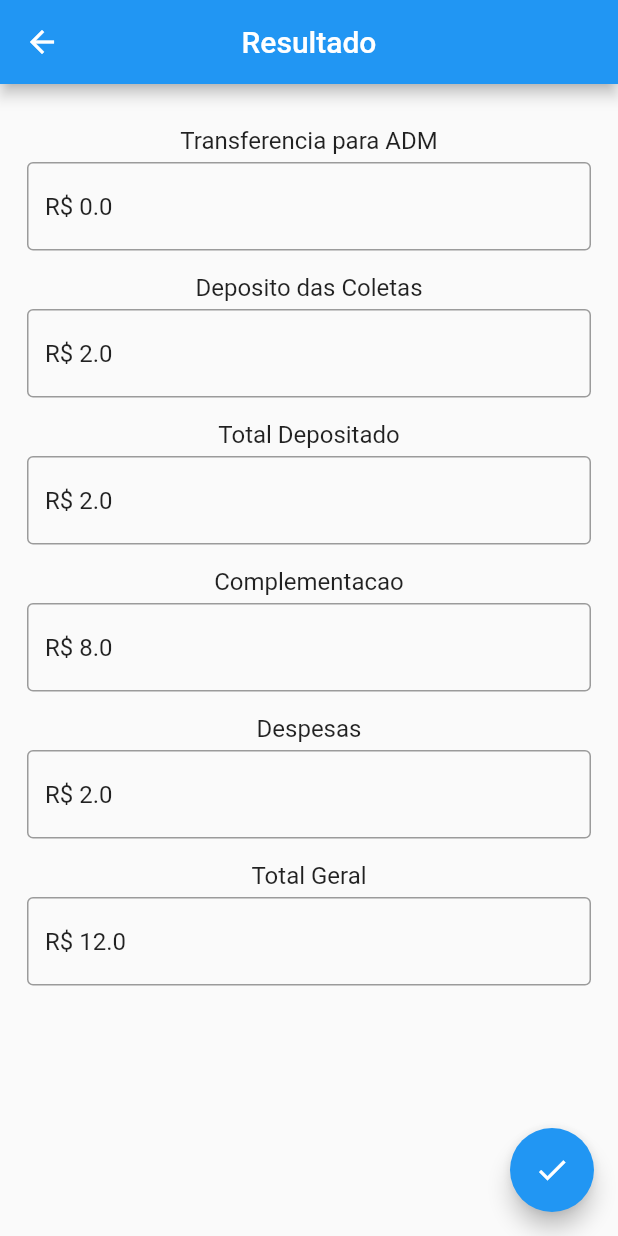
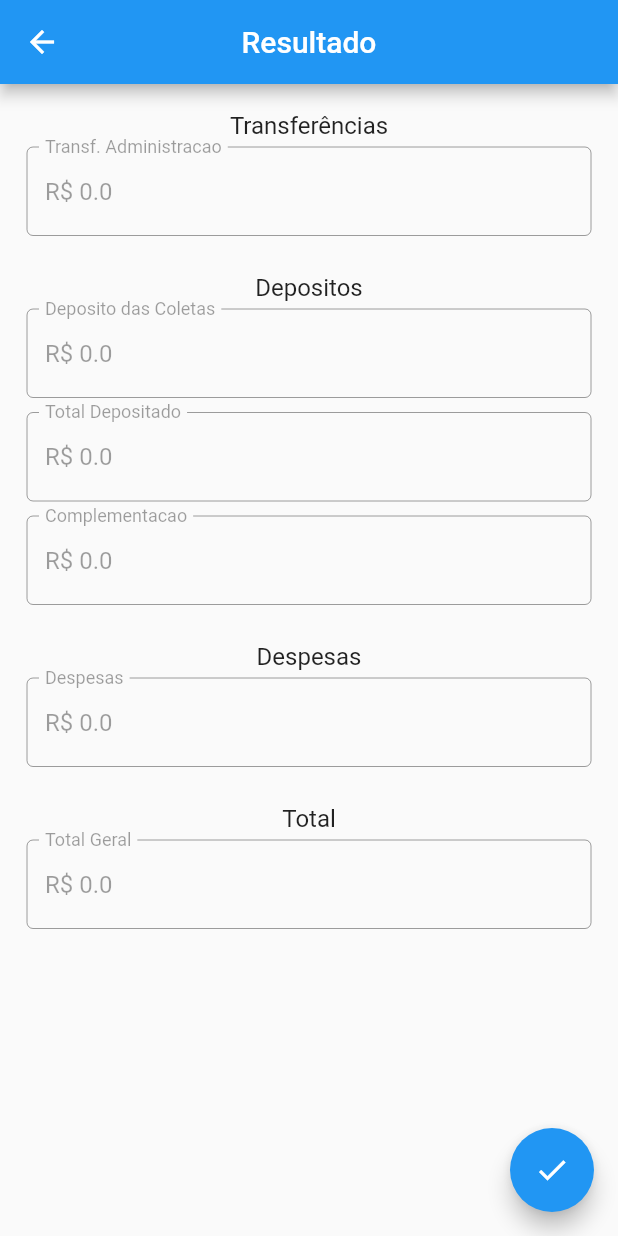
Before and after one commit to cleberMargarida/BalanceteCCB, a Flutter app: the screen it shows after launch, after a tap on the "description" icon, on a phone screen of 412 x 824 dp. Run offline on Flutter 3.47's test engine with Material 2 defaults, Android fonts, the phone set to English and light mode, and no system bars; our stand-ins replace flutter_masked_text.

Commit message:
Closing the version

```diff
--- a/lib/Balancete.dart
+++ b/lib/Balancete.dart
@@ -1,19 +1,26 @@
 import 'package:flutter/material.dart';
 import 'TelaResultado.dart';
+import 'ColetaBox.dart';
 import 'Calculo.dart';
-import 'ColetaBox.dart';
+import 'ConverteParametro.dart';
 
-class Balancete extends StatelessWidget {
-  var _coletaConstrucao = ColetaBox("Construcao");
-  var _coletaPiedade = ColetaBox("Piedade");
-  var _coletaViagem = ColetaBox("Viagem");
-  var _coletaManutencao = ColetaBox("Manutencao");
-  var _coletaReuniao = ColetaBox("Reuniao");
-  var _coletaEspecial = ColetaBox("Especial");
-  var _campoTotalDepositado = ColetaBox("Soma dos Depositos");
-  var _campoTotalDespesa = ColetaBox("Soma das Despesas");
+class Balancete extends StatefulWidget {
+  @override
+  _BalanceteState createState() => _BalanceteState();
+}
 
+class _BalanceteState extends State<Balancete> {
+  @override
   Widget build(BuildContext context) {
+    final _coletaConstrucao = ColetaBox("Construcao");
+    final _coletaPiedade = ColetaBox("Piedade");
+    final _coletaViagem = ColetaBox("Viagem");
+    final _coletaManutencao = ColetaBox("Manutencao");
+    final _coletaReuniao = ColetaBox("Reuniao");
+    final _coletaEspecial = ColetaBox("Especial");
+    final _campoTotalDepositado = ColetaBox("Soma dos Depositos");
+    final _campoTotalDespesa = ColetaBox("Soma das Despesas");
+
     return Scaffold(
       appBar: AppBar(
         title: Text('Balancete'),
@@ -25,7 +32,6 @@ class Balancete extends StatelessWidget {
           Center(
             child: Column(
               children: <Widget>[
-                SizedBox(height: 20),
                 Text('Entradas',
                     style: TextStyle(
                       fontSize: 16.0,
@@ -50,32 +56,25 @@ class Balancete extends StatelessWidget {
       ),
       floatingActionButton: FloatingActionButton(
         onPressed: () {
-          _navigateAndResultScreen(context);
-          _coletaConstrucao.controller.clear();
-          _coletaPiedade.controller.clear();
-          _coletaViagem.controller.clear();
-          _coletaManutencao.controller.clear();
-          _coletaReuniao.controller.clear();
-          _coletaEspecial.controller.clear();
-        },
-        child: Icon(Icons.description),
-      ),
-    );
-  }
+          Calculo calculo = Calculo(
+              ConverteParametro.converteStringMascaradaParaDouble(
+                  _coletaConstrucao.controller.text),
+              ConverteParametro.converteStringMascaradaParaDouble(
+                  _coletaPiedade.controller.text),
+              ConverteParametro.converteStringMascaradaParaDouble(
+                  _coletaViagem.controller.text),
+              ConverteParametro.converteStringMascaradaParaDouble(
+                  _coletaManutencao.controller.text),
+              ConverteParametro.converteStringMascaradaParaDouble(
+                  _coletaReuniao.controller.text),
+              ConverteParametro.converteStringMascaradaParaDouble(
+                  _coletaEspecial.controller.text),
+              ConverteParametro.converteStringMascaradaParaDouble(
+                  _campoTotalDepositado.controller.text),
+              ConverteParametro.converteStringMascaradaParaDouble(
+                  _campoTotalDespesa.controller.text));
 
-  Calculo calculo = Calculo(2, 2, 2, 2, 2, 2, 2, 2
-      // double.parse(_coletaConstrucao.controller.text),
-      // double.parse(_coletaPiedade.controller.text),
-      // double.parse(_coletaViagem.controller.text),
-      // double.parse(_coletaManutencao.controller.text),
-      // double.parse(_coletaReuniao.controller.text),
-      // double.parse(_coletaEspecial.controller.text),
-      // double.parse(_totalDepositado.controller.text),
-      // double.parse(_totalDespesa)
-      );
-
-  _navigateAndResultScreen(BuildContext context) async {
-    final result = await Navigator.push(
+          Navigator.push(
               context,
               MaterialPageRoute(
                   builder: (context) => TelaResultado(
@@ -86,7 +85,9 @@ class Balancete extends StatelessWidget {
                         calculo.CalculaTotalDespesa(),
                         calculo.CalculaTotalGeral(),
                       )));
-
-    Scaffold.of(context)..removeCurrentSnackBar();
+        },
+        child: Icon(Icons.description),
+      ),
+    );
   }
 }
--- a/lib/Calculo.dart
+++ b/lib/Calculo.dart
@@ -7,6 +7,7 @@ class Calculo {
   double _coletaEspecial;
   double _totalDepositado;
   double _totalDespesa;
+  double _totalGeral;
 
   Calculo(
       this._coletaConstrucao,
@@ -16,16 +17,16 @@ class Calculo {
       this._coletaReuniao,
       this._coletaEspecial,
       this._totalDepositado,
-      this._totalDespesa);
-
-  double CalculaTotalGeral() {
-    return _coletaConstrucao +
+      this._totalDespesa) {
+    this._totalGeral = _coletaConstrucao +
         _coletaPiedade +
         _coletaViagem +
         _coletaReuniao +
         _coletaEspecial +
         _coletaManutencao;
   }
+
+  double CalculaTotalGeral() => _totalGeral;
 
   double CalculaTransferencia() {
     return _coletaManutencao - _totalDespesa;
@@ -35,11 +36,13 @@ class Calculo {
     return CalculaTotalGeral() - _coletaManutencao;
   }
 
-  double CalculaTotalDepositado() =>  _totalDepositado;
+  double CalculaTotalDepositado() => _totalDepositado;
 
   double CalculaTotalDespesa() => _totalDespesa;
 
   double CalculaComplementacao() {
-    return CalculaTotalGeral() - CalculaTotalDepositado() - CalculaTotalDespesa();
+    return CalculaTotalGeral() -
+        CalculaTotalDepositado() -
+        CalculaTotalDespesa();
   }
 }
--- /dev/null
+++ b/lib/ConverteParametro.dart
@@ -0,0 +1,9 @@
+class ConverteParametro {
+  static double converteStringMascaradaParaDouble(String label) {
+    String noMaskLabel = "";
+    for (int i = 3; i < label.length; i++) {
+      noMaskLabel = noMaskLabel + label[i];
+    }
+    return double.parse(noMaskLabel);
+  }
+}
--- a/lib/ResultadoBox.dart
+++ b/lib/ResultadoBox.dart
@@ -2,14 +2,17 @@ import 'package:flutter/material.dart';
 
 class ResultadoBox extends StatelessWidget {
   num _valor;
-  ResultadoBox(this._valor);
+  String _label;
+  ResultadoBox(this._valor,this._label);
 
   Widget build(BuildContext context) {
     return Padding(
       padding: EdgeInsets.only(top: 5, left: 12, right: 12, bottom: 5),
       child: TextFormField(
+        enabled: false,
         keyboardType: TextInputType.number,
         decoration: InputDecoration(
+          labelText: _label,
           border: OutlineInputBorder(),
         ),
         controller: TextEditingController(text: "R\$ ${_valor.toString()}"),
--- a/lib/TelaResultado.dart
+++ b/lib/TelaResultado.dart
@@ -1,4 +1,4 @@
-import 'package:Balancete/Balancete.dart';
+import 'Balancete.dart';
 import 'package:flutter/material.dart';
 import 'ResultadoBox.dart';
 
@@ -31,42 +31,36 @@ class TelaResultado extends StatelessWidget {
           Center(
             child: Column(
               children: <Widget>[
-                SizedBox(height: 10),
-                Text('Transferencia para ADM',
+                Text('Transferências',
                     style: TextStyle(
                       fontSize: 16.0,
                     )),
-                ResultadoBox(_resultadoTransferencia),
-                SizedBox(height: 10),
-                Text('Deposito das Coletas',
+                ResultadoBox(_resultadoTransferencia,"Transf. Administracao"),
+
+                SizedBox(height: 20),
+                Text('Depositos',
                     style: TextStyle(
                       fontSize: 16.0,
                     )),
-                ResultadoBox(_resultadoTotalDepositado),
-                SizedBox(height: 10),
-                Text('Total Depositado',
-                    style: TextStyle(
-                      fontSize: 16.0,
-                    )),
-                ResultadoBox(_resultadoTotalDepositado),
-                SizedBox(height: 10),
-                Text('Complementacao',
-                    style: TextStyle(
-                      fontSize: 16.0,
-                    )),
-                ResultadoBox(_resultadoComplementacao),
-                SizedBox(height: 10),
+                ResultadoBox(_resultadoTotalDepositado,"Deposito das Coletas"),
+
+                ResultadoBox(_resultadoTotalDepositado,'Total Depositado'),
+
+                ResultadoBox(_resultadoComplementacao,"Complementacao"),
+
+                SizedBox(height: 20),
                 Text('Despesas',
                     style: TextStyle(
                       fontSize: 16.0,
                     )),
-                ResultadoBox(_resultadoDespesas),
-                SizedBox(height: 10),
-                Text('Total Geral',
+                ResultadoBox(_resultadoDespesas, "Despesas"),
+
+                SizedBox(height: 20),
+                Text('Total',
                     style: TextStyle(
                       fontSize: 16.0,
                     )),
-                ResultadoBox(_resultadoTotalGeral),
+                ResultadoBox(_resultadoTotalGeral,"Total Geral"),
               ],
             ),
           ),
@@ -74,17 +68,11 @@ class TelaResultado extends StatelessWidget {
       ),
       floatingActionButton: FloatingActionButton(
         onPressed: () {
-          _navigateAndResultScreen(context);
+          Navigator.pop(
+              context, MaterialPageRoute(builder: (context) => Balancete()));
         },
         child: Icon(Icons.done),
       ),
     );
   }
-
-  _navigateAndResultScreen(BuildContext context) async {
-    final result = await Navigator.push(
-        context, MaterialPageRoute(builder: (context) => Balancete()));
-
-    Scaffold.of(context)..removeCurrentSnackBar();
-  }
 }
```
Lines whose indentation alone changed are shown as unchanged.
